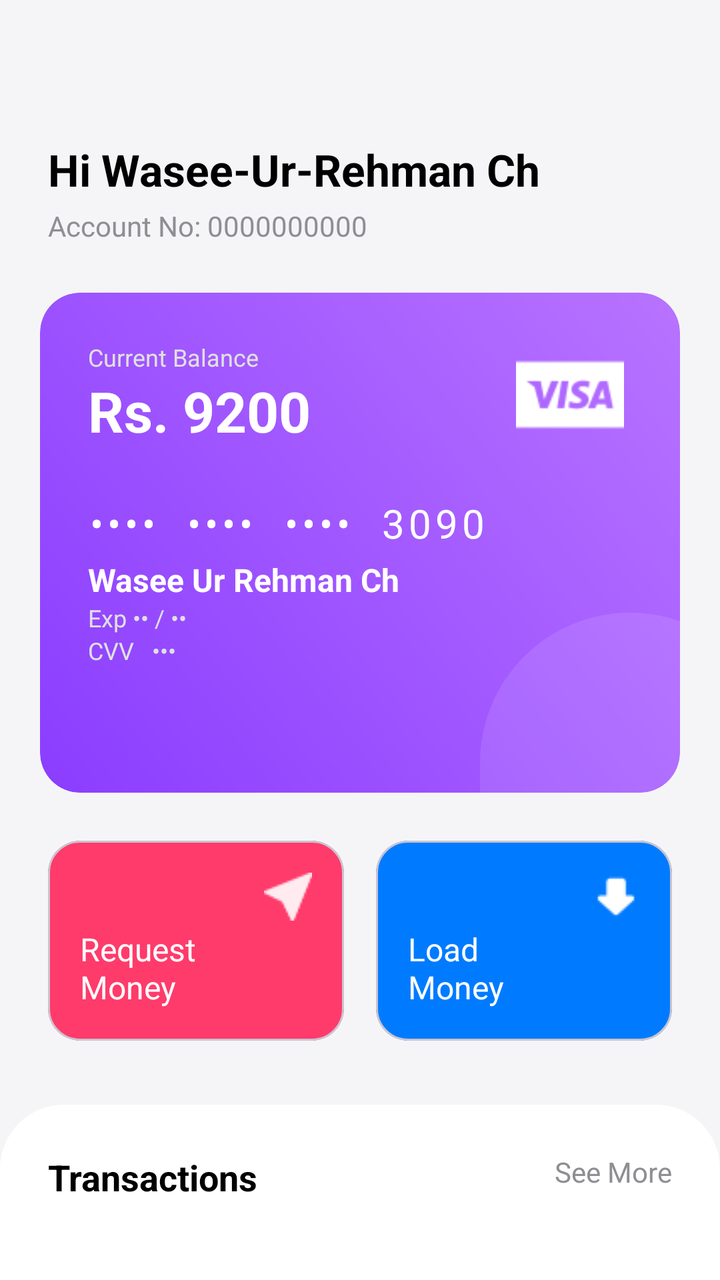
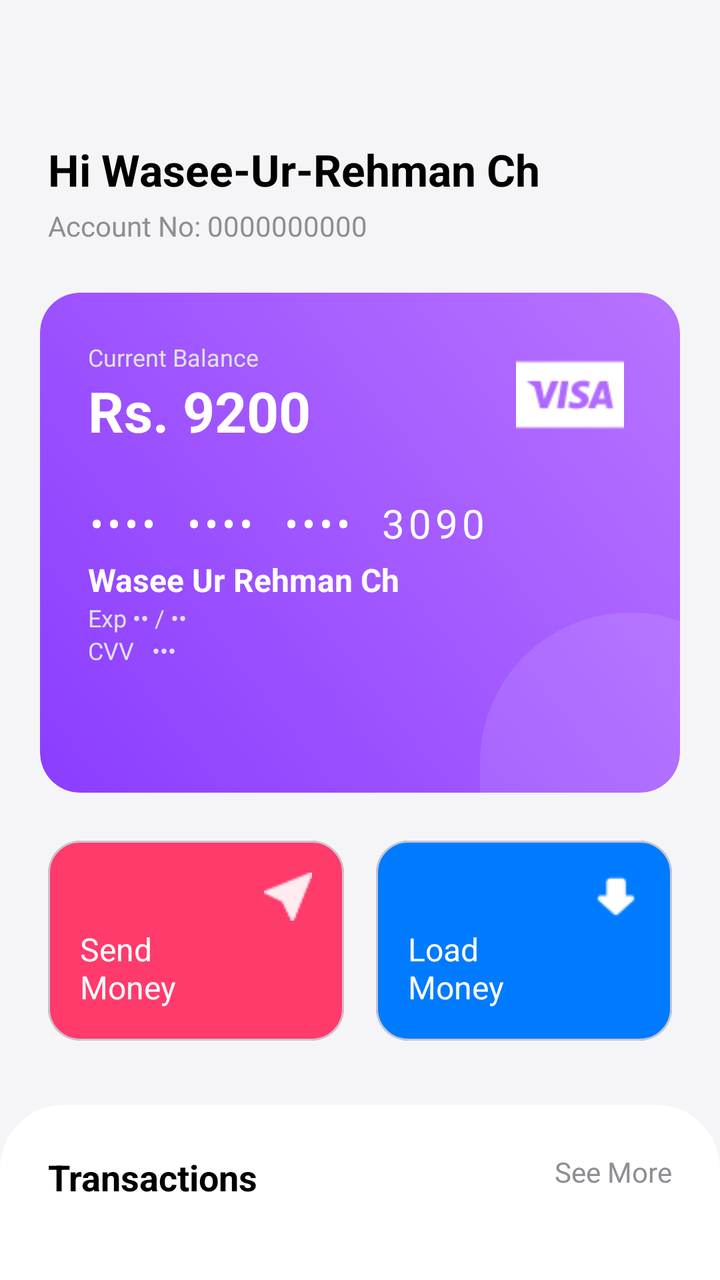

Screens rendered from an Android XML layout before and after an edit, with the pre-edit source and the edit as a unified diff.
<!-- AndroidManifest.xml: application theme Theme.ApnaPay -->
<!-- res/layout/fragment_home.xml -->
<?xml version="1.0" encoding="utf-8"?>
<androidx.core.widget.NestedScrollView
    xmlns:android="http://schemas.android.com/apk/res/android"
    xmlns:app="http://schemas.android.com/apk/res-auto"
    android:layout_width="match_parent"
    android:layout_height="match_parent"
    android:background="@color/bg_light"
    android:fillViewport="true">

    <androidx.constraintlayout.widget.ConstraintLayout
        android:layout_width="match_parent"
        android:layout_marginTop="40dp"
        android:layout_height="wrap_content">

        <TextView
            android:id="@+id/tvGreeting"
            android:layout_width="wrap_content"
            android:layout_height="wrap_content"
            android:text="Hi Wasee-Ur-Rehman Ch"
            android:textSize="22sp"
            android:textStyle="bold"
            android:textColor="@color/text_main"
            android:layout_marginTop="30dp"
            android:layout_marginStart="24dp"
            app:layout_constraintTop_toTopOf="parent"
            app:layout_constraintStart_toStartOf="parent"/>

        
        <TextView
            android:id="@+id/tvAccountNumber"
            android:layout_width="wrap_content"
            android:layout_height="wrap_content"
            android:text="Account No: 0000000000"
            android:textColor="@color/text_muted"
            android:textSize="14sp"
            android:layout_marginStart="24dp"
            android:layout_marginTop="4dp"
            app:layout_constraintTop_toBottomOf="@id/tvGreeting"
            app:layout_constraintStart_toStartOf="parent"/>

        <include
            android:id="@+id/vpCards"
            layout="@layout/activity_item_bank_card"
            android:layout_width="0dp"
            android:layout_height="250dp"
            android:layout_marginLeft="20dp"
            android:layout_marginRight="20dp"
            android:layout_marginTop="24dp"
            app:layout_constraintTop_toBottomOf="@id/tvAccountNumber"
            app:layout_constraintStart_toStartOf="parent"
            app:layout_constraintEnd_toEndOf="parent"/>

        <LinearLayout
            android:id="@+id/actionButtonsLayout"
            android:layout_width="match_parent"
            android:layout_height="wrap_content"
            android:orientation="horizontal"
            android:paddingHorizontal="24dp"
            android:layout_marginTop="24dp"
            android:weightSum="2"
            app:layout_constraintTop_toBottomOf="@id/vpCards">

            <com.google.android.material.card.MaterialCardView
                android:id="@+id/cvRequestMoney"
                android:layout_width="0dp"
                android:layout_height="100dp"
                android:layout_weight="1"
                android:layout_marginEnd="8dp"
                app:cardBackgroundColor="@color/btn_pink"
                app:cardCornerRadius="16dp"
                app:cardElevation="0dp">

                <TextView
                    android:layout_width="wrap_content"
                    android:layout_height="wrap_content"
                    android:text="Request\nMoney"
                    android:textColor="@color/white"
                    android:textSize="16sp"
                    android:layout_gravity="bottom|start"
                    android:layout_margin="16dp"/>
                <ImageView
                    android:layout_width="wrap_content"
                    android:layout_height="wrap_content"
                    android:src="@drawable/send"
                    android:layout_gravity="end"
                    android:layout_margin="16dp"
                    android:alpha="0.9"
                    app:tint="@color/white" />
            </com.google.android.material.card.MaterialCardView>

            <com.google.android.material.card.MaterialCardView
                android:id="@+id/cvLoadMoney"
                android:layout_width="0dp"
                android:layout_height="100dp"
                android:layout_weight="1"
                android:layout_marginStart="8dp"
                app:cardBackgroundColor="@color/btn_blue"
                app:cardCornerRadius="16dp"
                app:cardElevation="0dp">

                <TextView
                    android:layout_width="wrap_content"
                    android:layout_height="wrap_content"
                    android:text="Load\nMoney"
                    android:textColor="@color/white"
                    android:textSize="16sp"
                    android:layout_gravity="bottom|start"
                    android:layout_margin="16dp"/>
                <ImageView
                    android:layout_width="wrap_content"
                    android:layout_height="wrap_content"
                    android:src="@drawable/down_arrow"
                    android:layout_gravity="end"
                    android:layout_margin="16dp"
                    app:tint="@color/white" />
            </com.google.android.material.card.MaterialCardView>
        </LinearLayout>

        
        <LinearLayout
            android:layout_width="match_parent"
            android:layout_height="wrap_content"
            android:orientation="vertical"
            android:background="@drawable/bg_top_rounded_white"
            android:padding="24dp"
            android:layout_marginTop="32dp"
            app:layout_constraintTop_toBottomOf="@id/actionButtonsLayout"
            app:layout_constraintBottom_toBottomOf="parent">

            <RelativeLayout
                android:layout_width="match_parent"
                android:layout_height="wrap_content">
                <TextView
                    android:layout_width="wrap_content"
                    android:layout_height="wrap_content"
                    android:text="Transactions"
                    android:textStyle="bold"
                    android:textColor="@color/text_main"
                    android:textSize="18sp"/>
                <TextView
                    android:id="@+id/tvSeeMore"
                    android:layout_width="wrap_content"
                    android:layout_height="wrap_content"
                    android:text="See More"
                    android:textColor="@color/text_muted"
                    android:layout_alignParentEnd="true"/>
            </RelativeLayout>

            <androidx.recyclerview.widget.RecyclerView
                android:id="@+id/rvTransactions"
                android:layout_width="match_parent"
                android:layout_height="wrap_content"
                android:layout_marginTop="16dp"
                android:nestedScrollingEnabled="false"
                app:layout_constraintTop_toBottomOf="@id/actionButtonsLayout" />

        </LinearLayout>
    </androidx.constraintlayout.widget.ConstraintLayout>
</androidx.core.widget.NestedScrollView>
<!-- res/layout/activity_item_bank_card.xml (included above) -->
<?xml version="1.0" encoding="utf-8"?>
<androidx.constraintlayout.widget.ConstraintLayout
    xmlns:android="http://schemas.android.com/apk/res/android"
    xmlns:app="http://schemas.android.com/apk/res-auto"
    android:layout_width="match_parent"
    android:layout_height="245dp"
    android:layout_marginHorizontal="8dp"
    android:background="@drawable/bg_bank_card"
    android:clipToOutline="true">

    <View
        android:layout_width="150dp"
        android:layout_height="170dp"
        android:background="@drawable/bg_circle_translucent"
        android:translationX="50dp"
        android:translationY="80dp"
        app:layout_constraintBottom_toBottomOf="parent"
        app:layout_constraintEnd_toEndOf="parent" />

    <androidx.constraintlayout.widget.ConstraintLayout
        android:layout_width="0dp"
        android:layout_height="0dp"
        android:padding="24dp"
        app:layout_constraintTop_toTopOf="parent"
        app:layout_constraintBottom_toBottomOf="parent"
        app:layout_constraintStart_toStartOf="parent"
        app:layout_constraintEnd_toEndOf="parent">

    <TextView
        android:id="@+id/tvBalanceLabel"
        android:layout_width="wrap_content"
        android:layout_height="wrap_content"
        android:text="Current Balance"
        android:textColor="#E0E0E0"
        android:textSize="12sp"
        app:layout_constraintStart_toStartOf="parent"
        app:layout_constraintTop_toTopOf="parent" />

    <TextView
        android:id="@+id/tvBalance"
        android:layout_width="wrap_content"
        android:layout_height="wrap_content"
        android:text="Rs. 9200"
        android:textColor="@color/white"
        android:textSize="28sp"
        android:textStyle="bold"
        app:layout_constraintStart_toStartOf="parent"
        app:layout_constraintTop_toBottomOf="@id/tvBalanceLabel" />

        <ImageView
            android:layout_width="62dp"
            android:layout_height="54dp"
            android:src="@drawable/visa"
            app:layout_constraintEnd_toEndOf="parent"
            app:layout_constraintTop_toTopOf="parent"
            app:tint="@color/white" />

    <TextView
        android:id="@+id/tvCardNumber"
        android:layout_width="wrap_content"
        android:layout_height="wrap_content"
        android:text="••••  ••••  ••••  3090"
        android:textColor="@color/white"
        android:textSize="20sp"
        android:letterSpacing="0.1"
        android:layout_marginTop="24dp"
        app:layout_constraintStart_toStartOf="parent"
        app:layout_constraintTop_toBottomOf="@id/tvBalance" />

    <TextView
        android:id="@+id/tvCardHolder"
        android:layout_width="wrap_content"
        android:layout_height="wrap_content"
        android:text="Wasee Ur Rehman Ch"
        android:textColor="@color/white"
        android:textSize="16sp"
        android:textStyle="bold"
        android:layout_marginTop="4dp"
        app:layout_constraintStart_toStartOf="parent"
        app:layout_constraintTop_toBottomOf="@id/tvCardNumber" />

    <TextView
        android:id="@+id/tvExpiry"
        android:layout_width="wrap_content"
        android:layout_height="wrap_content"
        android:text="Exp •• / ••"
        android:textColor="#E0E0E0"
        android:textSize="12sp"
        app:layout_constraintStart_toStartOf="parent"
        app:layout_constraintTop_toBottomOf="@id/tvCardHolder" />

    <TextView
        android:id="@+id/tvCvv"
        android:layout_width="wrap_content"
        android:layout_height="wrap_content"
        android:text="CVV   •••"
        android:textColor="#E0E0E0"
        android:textSize="12sp"
        app:layout_constraintStart_toStartOf="parent"
        app:layout_constraintTop_toBottomOf="@id/tvExpiry" />

    </androidx.constraintlayout.widget.ConstraintLayout>

</androidx.constraintlayout.widget.ConstraintLayout>
<!-- resources referenced by this layout -->
<resources>
  <color name="bg_light">#F5F5F7</color>
  <color name="btn_blue">#007BFF</color>
  <color name="btn_pink">#FF3B6B</color>
  <color name="text_main">#000000</color>
  <color name="text_muted">#8E8E93</color>
  <color name="white">#FFFFFFFF</color>
  <!-- drawable bg_bank_card (drawable) -->
  <?xml version="1.0" encoding="utf-8"?>
  <shape xmlns:android="http://schemas.android.com/apk/res/android">
      <gradient
          android:angle="45"
          android:startColor="@color/card_grad_start"
          android:endColor="@color/card_grad_end"
          android:type="linear" />
      <corners android:radius="20dp" />
  </shape>
  <!-- drawable bg_circle_translucent (drawable) -->
  <?xml version="1.0" encoding="utf-8"?>
  <shape xmlns:android="http://schemas.android.com/apk/res/android"
      android:shape="rectangle">
  
      <solid android:color="#1AFFFFFF" />
  
      <corners android:radius="100dp" />
  
  </shape>
  <!-- drawable bg_top_rounded_white (drawable) -->
  <?xml version="1.0" encoding="utf-8"?>
  <shape xmlns:android="http://schemas.android.com/apk/res/android">
      <solid android:color="@color/bg_white_rounded" />
      <corners android:topLeftRadius="32dp" android:topRightRadius="32dp" />
  </shape>
  <!-- drawable down_arrow: png bitmap (drawable, 446 bytes) -->
  <!-- drawable send: png bitmap (drawable, 648 bytes) -->
  <!-- drawable visa: png bitmap (drawable, 1083 bytes) -->
  <style name="Theme.ApnaPay" parent="Base.Theme.ApnaPay" />
  <color name="card_grad_start">#8b3dff</color>
  <color name="card_grad_end">#b873ff</color>
  <color name="bg_white_rounded">#FFFFFF</color>
  <style name="Base.Theme.ApnaPay" parent="Theme.Material3.DayNight.NoActionBar">
          <item name="fontFamily">@font/poppins</item>
      </style>
</resources>

<!-- the commit's change to res/layout/fragment_home.xml (unified diff, before → after) -->
@@ -73,7 +73,7 @@
                 <TextView
                     android:layout_width="wrap_content"
                     android:layout_height="wrap_content"
-                    android:text="Request\nMoney"
+                    android:text="Send\nMoney"
                     android:textColor="@color/white"
                     android:textSize="16sp"
                     android:layout_gravity="bottom|start"
